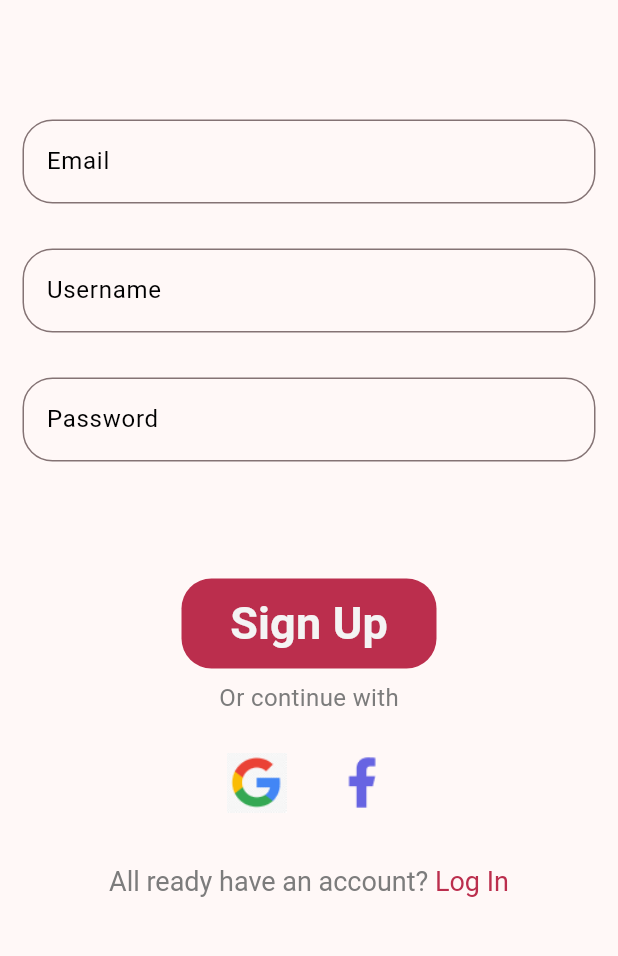
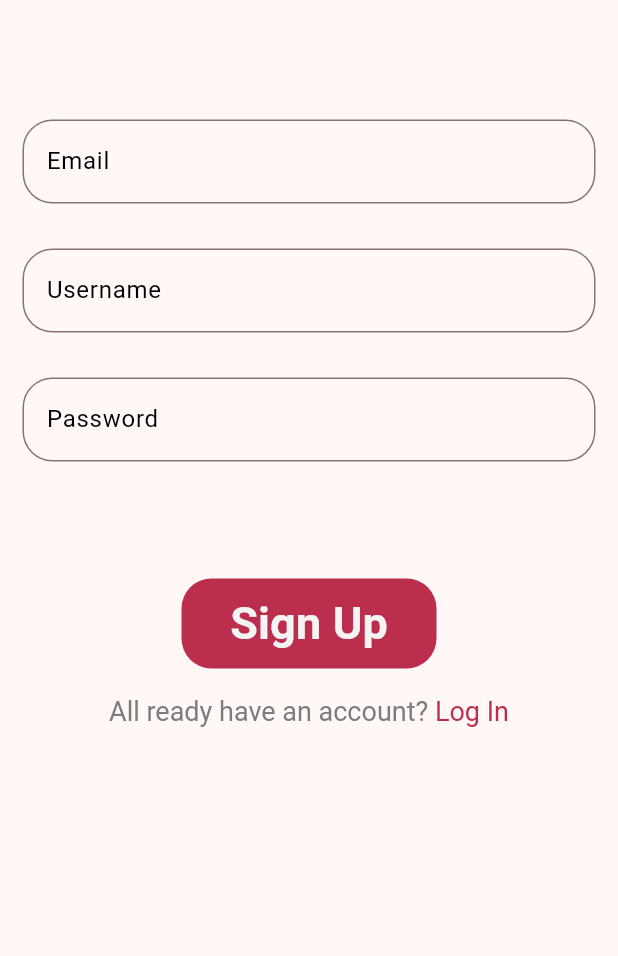
Before and after one commit to rohitbaing08/Bloodbank-Android, a Flutter app: the RegisterView screen opened by its route, on a phone screen of 412 x 824 dp, the part 230-1186 px from its top. Run offline on Flutter 3.47's test engine with Material 3 defaults, Android fonts, the phone set to English and light mode, and no system bars; our stand-ins replace cloud_firestore, firebase_auth, firebase_core, fluttertoast, go_router, shared_preferences; accounts and stored records are empty.

```diff
--- a/lib/res/routes_constant.dart
+++ b/lib/res/routes_constant.dart
@@ -6,6 +6,7 @@ import 'package:bloodbank_management/view/screens/donors_list_view.dart';
 import 'package:bloodbank_management/view/screens/helpline_view.dart';
 import 'package:bloodbank_management/view/screens/home_view.dart';
 import 'package:bloodbank_management/view/screens/login_view.dart';
+import 'package:bloodbank_management/view/screens/otp_verification.dart';
 import 'package:bloodbank_management/view/screens/receivers_list_view.dart';
 import 'package:bloodbank_management/view/screens/register_view.dart';
 import 'package:bloodbank_management/view/screens/registration_form_screen.dart';
@@ -44,6 +45,11 @@ GoRouter router = GoRouter(routes: [
     builder: (context, state) => const RegistrationForm(),
   ),
   GoRoute(
+    name: 'otp-verification',
+    path: '/otp-verification',
+    builder: (context, state) => const OTPVerificationView(),
+  ),
+  GoRoute(
     name: 'helpline',
     path: '/helpline',
     builder: (context, state) => const HelplineView(),
--- a/lib/view/screens/register_view.dart
+++ b/lib/view/screens/register_view.dart
@@ -1,3 +1,4 @@
+import 'package:bloodbank_management/models/user_model.dart';
 import 'package:bloodbank_management/res/colors.dart';
 import 'package:bloodbank_management/res/routes_constant.dart';
 import 'package:bloodbank_management/view_model/auth_view_model.dart';
@@ -36,6 +37,7 @@ class RegisterView extends StatelessWidget {
               ),
               TextFormField(
                 controller: emailController,
+                keyboardType: TextInputType.emailAddress,
                 decoration: const InputDecoration(
                   hintText: 'Enter email',
                   label: Text(
@@ -72,6 +74,7 @@ class RegisterView extends StatelessWidget {
               ),
               TextFormField(
                 controller: passwordController,
+                obscureText: true,
                 decoration: const InputDecoration(
                   hintText: 'Enter password',
                   label: Text(
@@ -90,10 +93,20 @@ class RegisterView extends StatelessWidget {
               ),
               Consumer<AuthViewModel>(
                 builder: (context, value, child) => TextButton(
-                  onPressed: () async {
-                    value.email = emailController.text;
-                    value.password = passwordController.text;
-                    value.username = usernameController.text;
+                  onPressed: () {
+                    value.user = UserModel(
+                        name: '',
+                        address: '',
+                        locality: '',
+                        age: '',
+                        bloodgroup: '',
+                        adhaarNo: '',
+                        email: emailController.text,
+                        username: usernameController.text,
+                        password: passwordController.text,
+                        id: '',
+                        contact: '',
+                        canDonate: false);
                     router.go('/registration-form');
                   },
                   style: ButtonStyle(
@@ -116,49 +129,6 @@ class RegisterView extends StatelessWidget {
                       ),
                     ),
                   ),
-                ),
-              ),
-              const Text(
-                'Or continue with',
-                style: TextStyle(
-                  fontSize: 16,
-                  color: Color.fromRGBO(124, 124, 124, 1),
-                ),
-              ),
-              Padding(
-                padding: const EdgeInsets.all(25.0),
-                child: Row(
-                  mainAxisAlignment: MainAxisAlignment.center,
-                  crossAxisAlignment: CrossAxisAlignment.center,
-                  children: [
-                    GestureDetector(
-                      onTap: () {},
-                      child: Container(
-                        height: 40,
-                        width: 40,
-                        decoration: const BoxDecoration(
-                          image: DecorationImage(
-                            image: AssetImage('assets/Icons/Google.png'),
-                          ),
-                        ),
-                      ),
-                    ),
-                    const SizedBox(
-                      width: 30,
-                    ),
-                    GestureDetector(
-                      onTap: () {},
-                      child: Container(
-                        height: 40,
-                        width: 40,
-                        decoration: const BoxDecoration(
-                          image: DecorationImage(
-                            image: AssetImage('assets/Icons/Facebook.png'),
-                          ),
-                        ),
-                      ),
-                    )
-                  ],
                 ),
               ),
               const SizedBox(
--- a/lib/view_model/auth_view_model.dart
+++ b/lib/view_model/auth_view_model.dart
@@ -1,7 +1,20 @@
+import 'package:bloodbank_management/models/user_model.dart';
 import 'package:flutter/material.dart';
 
 class AuthViewModel extends ChangeNotifier {
-  String email = '';
-  String password = '';
-  String username = '';
+  String verificationId = '';
+
+  UserModel user = UserModel(
+      name: '',
+      address: '',
+      locality: '',
+      age: '',
+      bloodgroup: '',
+      adhaarNo: '',
+      email: '',
+      username: '',
+      password: '',
+      id: '',
+      contact: '',
+      canDonate: false);
 }
```
Also changed, not shown: lib/view/screens/login_view.dart (+0 -43 lines), lib/view/screens/otp_verification.dart (added, +256 -0 lines), lib/view/screens/registration_form_screen.dart (+10 -31 lines).
